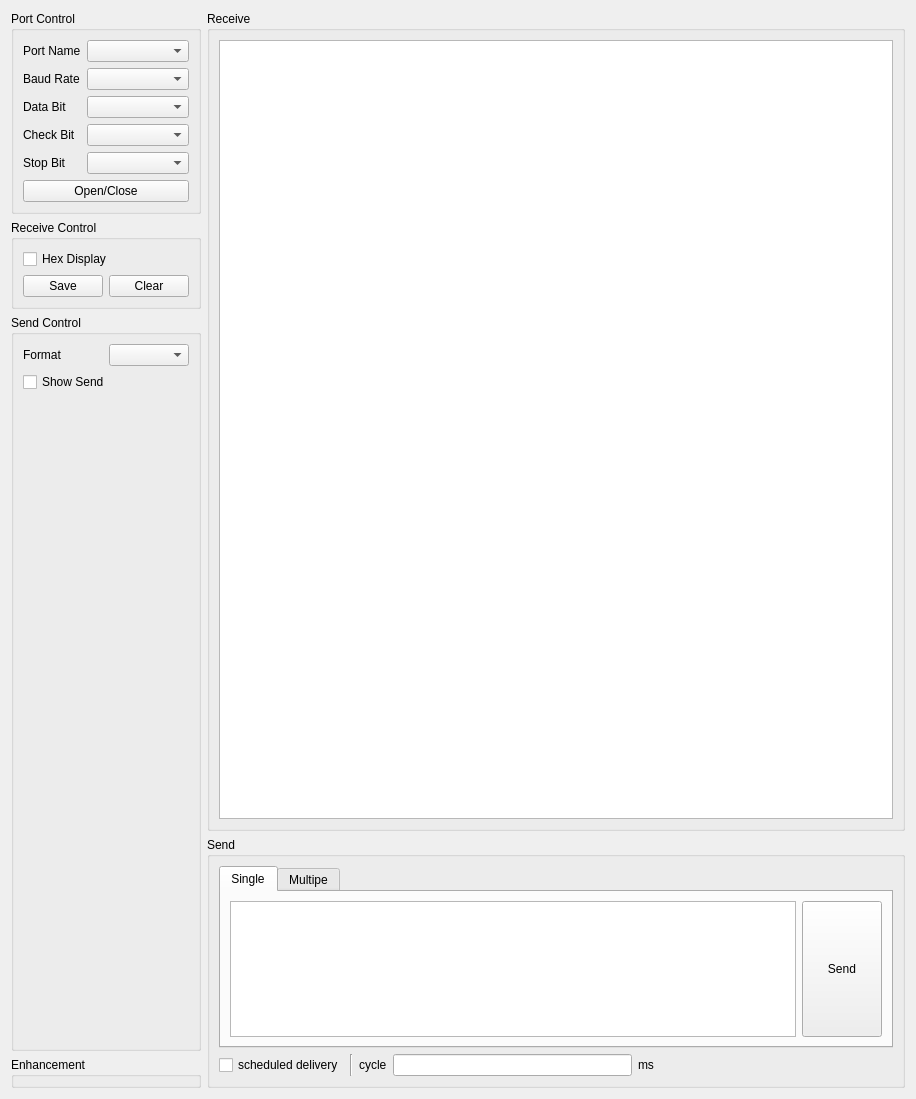
Above: src/form/serial/formserial.ui from MRsoymilk/MySerial before the change. Below: the same form after it.
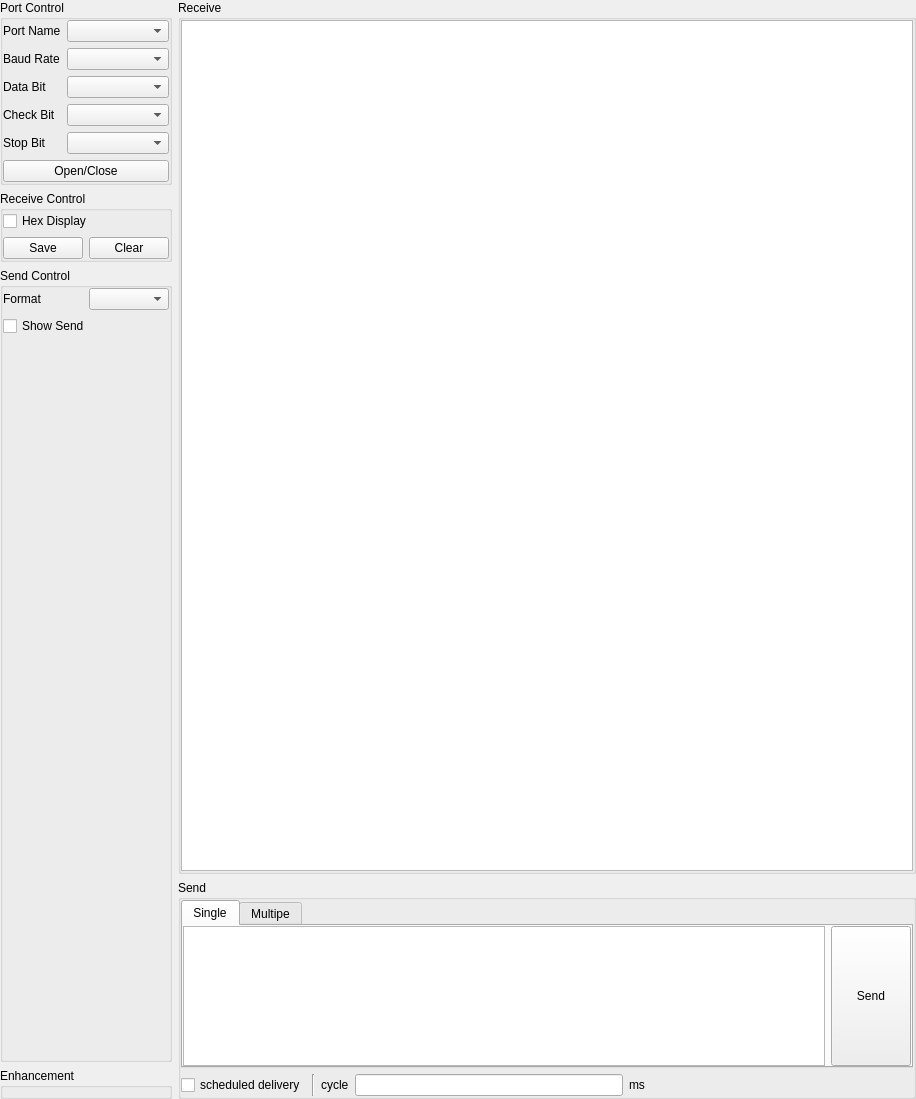
That is the form after the change.

Diff of the .ui file:
```diff
--- a/src/form/serial/formserial.ui
+++ b/src/form/serial/formserial.ui
@@ -14,12 +14,36 @@
    <string>Serial</string>
   </property>
   <layout class="QGridLayout" name="gridLayout_2">
+   <property name="leftMargin">
+    <number>0</number>
+   </property>
+   <property name="topMargin">
+    <number>0</number>
+   </property>
+   <property name="rightMargin">
+    <number>0</number>
+   </property>
+   <property name="bottomMargin">
+    <number>0</number>
+   </property>
    <item row="0" column="0">
     <widget class="QGroupBox" name="groupBoxPortControl">
      <property name="title">
       <string>Port Control</string>
      </property>
      <layout class="QVBoxLayout" name="verticalLayout_4">
+      <property name="leftMargin">
+       <number>0</number>
+      </property>
+      <property name="topMargin">
+       <number>0</number>
+      </property>
+      <property name="rightMargin">
+       <number>0</number>
+      </property>
+      <property name="bottomMargin">
+       <number>0</number>
+      </property>
       <item>
        <layout class="QFormLayout" name="formLayout">
         <item row="0" column="0">
@@ -92,6 +116,18 @@
         <string>Receive</string>
        </property>
        <layout class="QGridLayout" name="gridLayout_3">
+        <property name="leftMargin">
+         <number>0</number>
+        </property>
+        <property name="topMargin">
+         <number>0</number>
+        </property>
+        <property name="rightMargin">
+         <number>0</number>
+        </property>
+        <property name="bottomMargin">
+         <number>0</number>
+        </property>
         <item row="0" column="0">
          <widget class="QPlainTextEdit" name="txtRecv"/>
         </item>
@@ -104,6 +140,18 @@
         <string>Send</string>
        </property>
        <layout class="QGridLayout" name="gridLayout_5">
+        <property name="leftMargin">
+         <number>0</number>
+        </property>
+        <property name="topMargin">
+         <number>0</number>
+        </property>
+        <property name="rightMargin">
+         <number>0</number>
+        </property>
+        <property name="bottomMargin">
+         <number>0</number>
+        </property>
         <item row="0" column="0">
          <widget class="QTabWidget" name="tabWidget">
           <property name="currentIndex">
@@ -114,6 +162,18 @@
             <string>Single</string>
            </attribute>
            <layout class="QGridLayout" name="gridLayout_6">
+            <property name="leftMargin">
+             <number>0</number>
+            </property>
+            <property name="topMargin">
+             <number>0</number>
+            </property>
+            <property name="rightMargin">
+             <number>0</number>
+            </property>
+            <property name="bottomMargin">
+             <number>0</number>
+            </property>
             <item row="0" column="0">
              <widget class="QPlainTextEdit" name="txtSend"/>
             </item>
@@ -137,6 +197,18 @@
             <string>Multipe</string>
            </attribute>
            <layout class="QGridLayout" name="gridLayout_4" columnstretch="1,8,1" columnminimumwidth="1,8,1">
+            <property name="leftMargin">
+             <number>0</number>
+            </property>
+            <property name="topMargin">
+             <number>0</number>
+            </property>
+            <property name="rightMargin">
+             <number>0</number>
+            </property>
+            <property name="bottomMargin">
+             <number>0</number>
+            </property>
             <item row="3" column="2">
              <widget class="QToolButton" name="tBtn_3">
               <property name="text">
@@ -265,6 +337,18 @@
       <string>Receive Control</string>
      </property>
      <layout class="QVBoxLayout" name="verticalLayout_3">
+      <property name="leftMargin">
+       <number>0</number>
+      </property>
+      <property name="topMargin">
+       <number>0</number>
+      </property>
+      <property name="rightMargin">
+       <number>0</number>
+      </property>
+      <property name="bottomMargin">
+       <number>0</number>
+      </property>
       <item>
        <widget class="QCheckBox" name="checkBoxHexDisplay">
         <property name="text">
@@ -299,6 +383,18 @@
       <string>Send Control</string>
      </property>
      <layout class="QGridLayout" name="gridLayout">
+      <property name="leftMargin">
+       <number>0</number>
+      </property>
+      <property name="topMargin">
+       <number>0</number>
+      </property>
+      <property name="rightMargin">
+       <number>0</number>
+      </property>
+      <property name="bottomMargin">
+       <number>0</number>
+      </property>
       <item row="1" column="0">
        <layout class="QHBoxLayout" name="horizontalLayout_2">
         <item>
```
